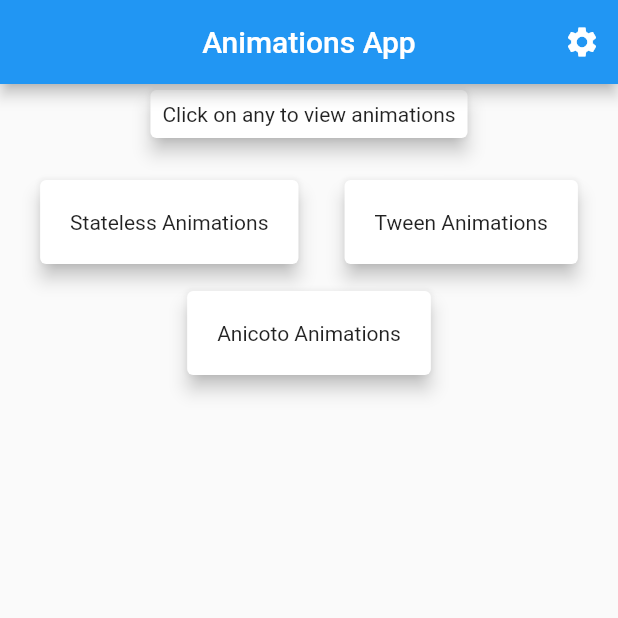
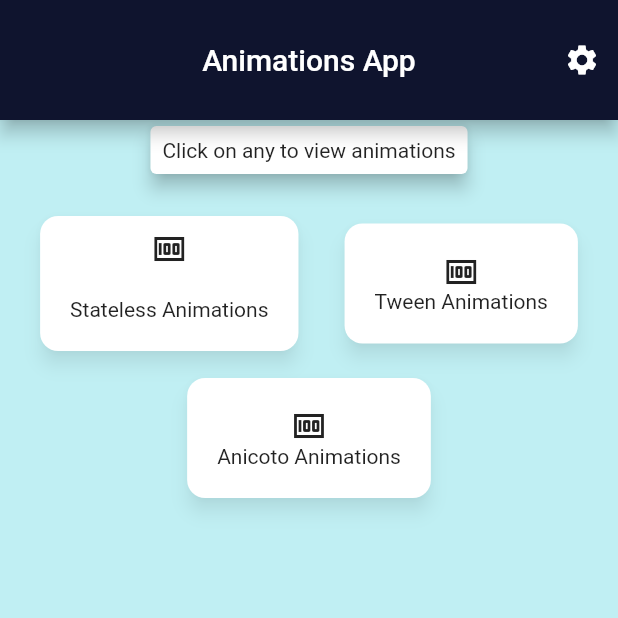
Before and after one commit to Kevnlan/flutter_animations_demo, a Flutter app: the screen it shows after launch, after a tap on the "settings" icon, on a phone screen of 412 x 824 dp, the top half of it. Run offline on Flutter 3.47's test engine with Material 2 defaults, Android fonts, the light colour scheme and no system bars; our stand-ins replace simple_animations, supercharged.

Commit message:
Implement Transistions

```diff
--- a/lib/main.dart
+++ b/lib/main.dart
@@ -25,8 +25,8 @@ class MyApp extends StatelessWidget {
         // Notice that the counter didn't reset back to zero; the application
         // is not restarted.
         primarySwatch: Colors.blue,
-
       ),
+      debugShowCheckedModeBanner: false,
       home: const HomePage(),
     );
   }
--- /dev/null
+++ b/lib/utils/transitions.dart
@@ -0,0 +1,38 @@
+import 'package:flutter/material.dart';
+import 'package:flutter/cupertino.dart';
+import 'package:flutter/gestures.dart';
+import 'package:flutter/rendering.dart';
+import 'package:flutter/services.dart';
+
+class Transitions extends StatelessWidget {
+  final Widget? child;
+  final Duration duration;
+  final double offset;
+  final Axis axis;
+
+  const Transitions({
+    Key? key,
+    this.axis = Axis.horizontal,
+    this.duration = const Duration(milliseconds: 500),
+    this.offset = 150.0,
+    this.child,
+  }) : super(key: key);
+
+  @override
+  Widget build(BuildContext context) {
+        return TweenAnimationBuilder<double>(
+      child: child,
+      duration: duration,
+      curve: Curves.easeOutQuint,
+      tween: Tween(begin: 1.0, end: 0.0),
+      builder: (context, value, child) {
+        return Transform.translate(
+          offset: axis == Axis.horizontal
+              ? Offset(value * offset, 0.0)
+              : Offset(0.0,value * offset),
+          child: child,
+        );
+      },
+    );
+  }
+}
--- a/lib/view/home_page.dart
+++ b/lib/view/home_page.dart
@@ -1,5 +1,11 @@
 import 'package:animations_demo/settings/settings_view.dart';
+import 'package:animations_demo/utils/colors.dart';
+import 'package:animations_demo/utils/transitions.dart';
 import 'package:flutter/material.dart';
+
+import 'animations/anicoto_animation.dart';
+import 'animations/stateless_animation.dart';
+import 'animations/tween_animation.dart';
 
 class HomePage extends StatelessWidget {
   const HomePage({Key? key}) : super(key: key);
@@ -8,6 +14,9 @@ class HomePage extends StatelessWidget {
   Widget build(BuildContext context) {
     return Scaffold(
       appBar: AppBar(
+        toolbarHeight: 80,
+        elevation: 5,
+        backgroundColor: primaryDark,
         title: const Text('Animations App'),
         centerTitle: true,
         actions: [
@@ -22,7 +31,9 @@ class HomePage extends StatelessWidget {
           ),
         ],
       ),
-      body: SafeArea(
+      body: Container(
+        color: bodyLight,
+        child: SafeArea(
           child: Column(
             children: [
               Card(
@@ -38,26 +49,73 @@ class HomePage extends StatelessWidget {
                 mainAxisAlignment: MainAxisAlignment.spaceEvenly,
                 children: [
                   GestureDetector(
+                    child: Transitions(
+                      axis: Axis.vertical,
+                      duration: const Duration(milliseconds: 2000),
+                      child: Card(
+                        // color: primaryDark,
+                        elevation: 5.0,
+                        shadowColor: Colors.black38,
+                        shape: RoundedRectangleBorder(
+                          borderRadius: BorderRadius.circular(12),
+                        ),
+                        child: Column(
+                          mainAxisAlignment: MainAxisAlignment.center,
+                          children: [
+                            const SizedBox(
+                              height: 10.0,
+                            ),
+                            const Icon(Icons.money_outlined),
+                            Container(
+                              padding: const EdgeInsets.all(10),
+                              margin: const EdgeInsets.all(10),
+                              child: const Text(
+                                'Stateless Animations',
+                              ),
+                            ),
+                          ],
+                        ),
+                      ),
+                    ),
+                    onTap: () => {
+                      Navigator.push(
+                        context,
+                        MaterialPageRoute(
+                          builder: (context) => const StatelessAnimations(),
+                        ),
+                      )
+                    },
+                  ),
+                  GestureDetector(
+                    child: Transitions(
+                      axis: Axis.vertical,
+                      duration: const Duration(milliseconds: 2000),
                       child: Card(
                         elevation: 5.0,
+                        shadowColor: Colors.black38,
+                        shape: RoundedRectangleBorder(
+                          borderRadius: BorderRadius.circular(12),
+                        ),
                         child: Container(
                           padding: const EdgeInsets.all(10),
                           margin: const EdgeInsets.all(10),
-                      child: const Text('Stateless Animations'),
+                          child: Column(
+                            children: const [
+                              Icon(Icons.money_outlined),
+                              Text('Tween Animations'),
+                            ],
                           ),
                         ),
-                  onTap: () => {print('Tapped')},
-                ),
-                GestureDetector(
-                  child: Card(
-                    elevation: 5.0,
-                    child: Container(
-                      padding: const EdgeInsets.all(10),
-                      margin: const EdgeInsets.all(10),
-                      child: const Text('Tween Animations'),
                       ),
                     ),
-                  onTap: () => {print('Tapped')},
+                    onTap: () => {
+                      Navigator.push(
+                        context,
+                        MaterialPageRoute(
+                          builder: (context) => const TweenAnimations(),
+                        ),
+                      )
+                    },
                   ),
                 ],
               ),
@@ -66,21 +124,42 @@ class HomePage extends StatelessWidget {
                 mainAxisAlignment: MainAxisAlignment.spaceEvenly,
                 children: [
                   GestureDetector(
+                    child: Transitions(
+                      axis: Axis.vertical,
+                      duration: const Duration(milliseconds: 2000),
                       child: Card(
                         elevation: 5.0,
+                        shadowColor: Colors.black38,
+                        shape: RoundedRectangleBorder(
+                          borderRadius: BorderRadius.circular(12),
+                        ),
                         child: Container(
                           padding: const EdgeInsets.all(10),
                           margin: const EdgeInsets.all(10),
-                      child: const Text('Anicoto Animations'),
+                          child: Column(
+                            children: const [
+                              Icon(Icons.money_outlined),
+                              Text('Anicoto Animations'),
+                            ],
                           ),
                         ),
-                  onTap: () => {print('Tapped')},
+                      ),
+                    ),
+                    onTap: () => {
+                      Navigator.push(
+                        context,
+                        MaterialPageRoute(
+                          builder: (context) => const Anicoto(),
+                        ),
+                      )
+                    },
                   ),
                 ],
               ),
             ],
           ),
         ),
+      ),
     );
   }
 }
--- a/lib/widgets/stateless/custom_animation.dart
+++ b/lib/widgets/stateless/custom_animation.dart
@@ -1,3 +1,5 @@
+// ignore_for_file: avoid_print
+
 import 'package:flutter/material.dart';
 import 'package:simple_animations/simple_animations.dart';
 import 'package:supercharged/supercharged.dart';
```
Also changed, not shown: lib/utils/colors.dart (added, +14 -0 lines), lib/view/animations/anicoto_animation.dart (+28 -6 lines), lib/view/animations/stateless_animation.dart (+28 -7 lines), lib/view/animations/tween_animation.dart (+28 -7 lines). Lines whose indentation alone changed are shown as unchanged.
